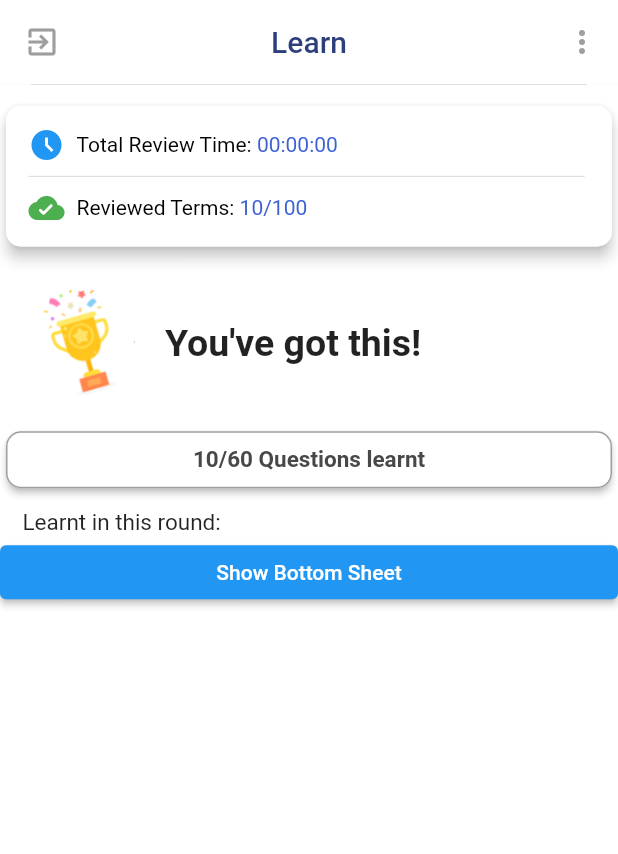
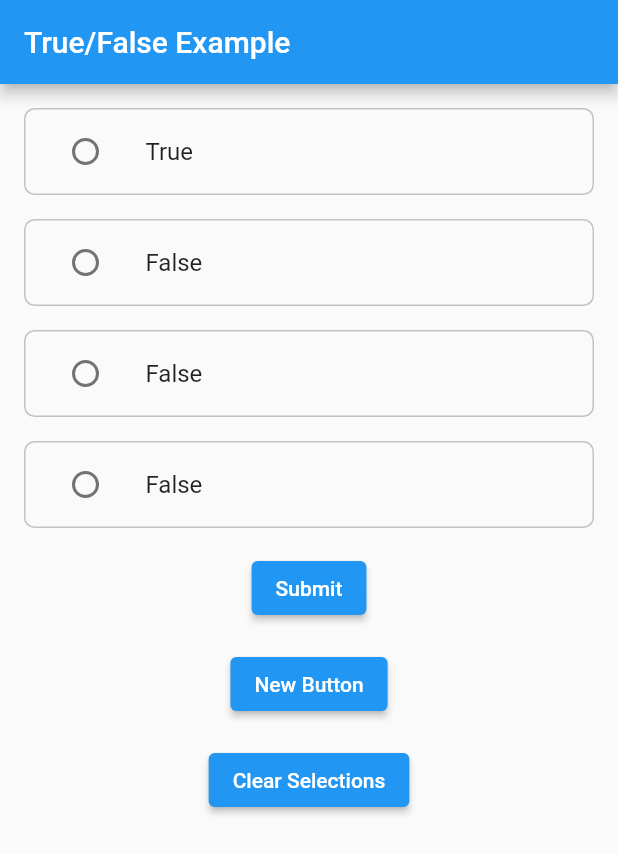
Before and after one commit to ahmadamarneh2024/LearnScreen, a Flutter app: the screen it shows after launch, on a phone screen of 412 x 824 dp. Shown: the top 854 px of the screen. Run offline on Flutter 3.47's test engine with Material 2 defaults, Android fonts, the phone set to English and light mode, and no system bars.

Commit message:
layout issues

```diff
--- a/lib/main.dart
+++ b/lib/main.dart
@@ -1,226 +1,192 @@
 import 'package:flutter/material.dart';
-import 'BottomSheet.dart';
-
+import 'package:collection/collection.dart';
 
 void main() {
-  runApp(const Learn());
+  runApp(MyApp());
 }
 
-class Learn extends StatelessWidget {
-  const Learn({Key? key}) : super(key: key);
-
+class MyApp extends StatelessWidget {
   @override
   Widget build(BuildContext context) {
     return MaterialApp(
       home: Scaffold(
         appBar: AppBar(
-          title: const Text(
-            "Learn",
-            style: TextStyle(color: Color.fromRGBO(44, 63, 124, 1)),
+          title: Text('True/False Example'),
+        ),
+        body: Padding(
+          padding: EdgeInsets.all(16.0),
+          child: Center(
+            child: MultipleChoiceOptions(
+              options: [
+                Option('True', true, 1),
+                Option('False', false, 2),
+                Option('False', false, 3),
+                Option('False', false, 4),
+              ],
+            ),
           ),
-          centerTitle: true,
-          backgroundColor: Colors.white,
-          elevation: 0.0,
-          leading: IconButton(
-            icon: Icon(Icons.exit_to_app_outlined, color: Colors.grey),
-            onPressed: () {
-
-            },
-          ),
-          actions: [
-            IconButton(
-              icon: Icon(Icons.more_vert, color: Colors.grey),
-              onPressed: () {
-                // Add the code to show the menu here
-                print('Three dots menu pressed');
-              },
-            ),
-          ],
-        ),
-        body: Column(
-          children: [
-            Container(
-              width: MediaQuery.of(context).size.width * 0.9,
-              child: const Divider(
-                color: Color.fromRGBO(169, 169, 169, 0.6),
-                height: 0.5,
-                thickness: 1.0,
-              ),
-            ),
-            Expanded(
-              child: LearnScreen(),
-            ),
-          ],
         ),
       ),
     );
   }
 }
 
-class LearnScreen extends StatelessWidget {
-  const LearnScreen({Key? key}) : super(key: key);
+class MultipleChoiceOptions extends StatefulWidget {
+  final List<Option> options;
+
+  const MultipleChoiceOptions({
+    Key? key,
+    required this.options,
+  }) : super(key: key);
+
+  @override
+  _MultipleChoiceOptionsState createState() => _MultipleChoiceOptionsState();
+}
+
+class _MultipleChoiceOptionsState extends State<MultipleChoiceOptions> {
+  Option? selectedOption;
+  bool showCorrectAnswer = false;
 
   @override
   Widget build(BuildContext context) {
-    return Scaffold(
-      backgroundColor: Colors.white,
-      body: SingleChildScrollView(
-        child: Column(
-          crossAxisAlignment: CrossAxisAlignment.stretch,
+    return Column(
+      children: [
+        ...widget.options.map((option) => _buildOption(option)).toList(),
+        ElevatedButton(
+          onPressed: _submitAnswer,
+          child: Text('Submit'),
+        ),
+        SizedBox(height: 16.0),
+        ElevatedButton(
+          onPressed: _newButtonAction,
+          child: Text('New Button'),
+        ),
+        SizedBox(height: 16.0),
+        ElevatedButton(
+          onPressed: _clearSelections,
+          child: Text('Clear Selections'),
+        ),
+      ],
+    );
+  }
+
+  Widget _buildOption(Option option) {
+    bool isCorrect = option.isCorrect && showCorrectAnswer;
+    bool isSelected = selectedOption == option;
+    bool isFalseSelected = isSelected && !option.isCorrect && showCorrectAnswer;
+
+    return Container(
+      margin: EdgeInsets.only(bottom: 16.0),
+      decoration: BoxDecoration(
+        border: Border.all(
+          color: isCorrect
+              ? Color(0xff4caf50)
+              : isFalseSelected
+              ? Colors.red
+              : isSelected
+              ? Color(0xff234acd)
+              : Color(0xffc1c2c2),
+          width: 1,
+        ),
+        borderRadius: BorderRadius.circular(7.0),
+      ),
+      child: ListTile(
+        tileColor: isCorrect
+            ? Color(0xffecf6ed)
+            : isFalseSelected
+            ? Color(0xfffbdcd6)
+            : isSelected
+            ? Color(0xfffffff)
+            : null,
+        title: Text(
+          option.text,
+          style: TextStyle(
+            color: isCorrect
+                ? Color(0xff4caf50)
+                : isFalseSelected
+                ? Colors.red
+                : isSelected
+                ? Color(0xff234acd)
+                : null,
+          ),
+        ),
+        leading: Stack(
           children: [
-            SizedBox(width: 10, height: 10),
-            RoundedCardWithShadow(),
-            SizedBox(height: 5),
-            Row(
-              mainAxisAlignment: MainAxisAlignment.start,
-              children: [
-                Padding(
-                  padding: const EdgeInsets.all(20.0),
-                  child: SizedBox(
-                    width: 70,
-                    height: 70,
-                    child: Image.asset(
-                      'lib/assest/goldcup.PNG',
-                      fit: BoxFit.cover,
+            Radio<Option>(
+              value: option,
+              groupValue: selectedOption,
+              onChanged: (Option? value) {
+                setState(() {
+                  // Toggle selection if the user taps on the already selected option
+                  selectedOption = (value == selectedOption) ? null : value;
+                });
+              },
+              activeColor: Colors.transparent,
+            ),
+            if (isSelected || isCorrect)
+              Positioned.fill(
+                child: Align(
+                  alignment: Alignment.center,
+                  child: Container(
+                    width: 18.0,
+                    height: 20.0,
+                    decoration: BoxDecoration(
+                      shape: BoxShape.circle,
+                      color: isCorrect
+                          ? Color(0xff4caf50)
+                          : isFalseSelected
+                          ? Colors.red
+                          : isSelected
+                          ? Color(0xff234acd)
+                          : Color(0xff234acd),
+                    ),
+                    child: Center(
+                      child: Icon(
+                        Icons.check,
+                        color: Colors.white,
+                        size: 16.0,
+                      ),
                     ),
                   ),
                 ),
-                Text(
-                  "You've got this!",
-                  style: TextStyle(fontWeight: FontWeight.bold, fontSize: 25),
-                ),
-              ],
-            ),
-            Card(
-              shape: RoundedRectangleBorder(
-                side: BorderSide(color: Colors.grey),
-                borderRadius: BorderRadius.circular(10),
               ),
-              elevation: 2,
-              child: Padding(
-                padding: EdgeInsets.all(10),
-                child: Text(
-                  "10/60 Questions learnt ",
-                  textAlign: TextAlign.center,
-                  style: TextStyle(
-                      color: Color.fromRGBO(72, 72, 72, 1),
-                      fontWeight: FontWeight.bold,
-                      fontSize: 15),
-                ),
-              ),
-            ),
-            SizedBox(height: 10),
-            Row(
-              crossAxisAlignment: CrossAxisAlignment.start,
-              children: [
-                Padding(
-                  padding: const EdgeInsets.fromLTRB(15, 0, 0, 0),
-                  child: Text(
-                    "Learnt in this round: ",
-                    style: TextStyle(fontSize: 15),
-                  ),
-                )
-              ],
-            ),
-            ElevatedButton(
-              onPressed: () {
-                _showBottomSheet(context);
-              },
-              child: Text("Show Bottom Sheet"),
-            ),
           ],
         ),
+        onTap: () {
+          setState(() {
+            // Toggle selection when the user taps on an option
+            selectedOption = (selectedOption == option) ? null : option;
+          });
+        },
       ),
     );
   }
-}
-void _showBottomSheet(BuildContext context) {
-  showModalBottomSheet(
-    context: context,
-  //  isScrollControlled: true,
-    builder: (BuildContext context) {
-      return ShowBottomPage();
-    },
-  );
+
+  void _submitAnswer() {
+    setState(() {
+      // Always show the correct answer after submitting
+      showCorrectAnswer = true;
+    });
+  }
+
+  void _newButtonAction() {
+    // Implement the action for your new button here
+    print('New Button Pressed');
+  }
+
+  void _clearSelections() {
+    setState(() {
+      // Clear selected options and reset colors
+      selectedOption = null;
+      showCorrectAnswer = false;
+    });
+  }
 }
 
+class Option {
+  final String text;
+  final bool isCorrect;
+  final int id;
 
-
-
-class RoundedCardWithShadow extends StatelessWidget {
-  @override
-  Widget build(BuildContext context) {
-    return Card(
-      elevation: 4,
-      shape: RoundedRectangleBorder(
-        borderRadius: BorderRadius.circular(10.0),
-      ),
-      child: IntrinsicHeight(
-        child: Padding(
-          padding: const EdgeInsets.symmetric(horizontal: 15.0, vertical: 14.0),
-          child: Column(
-            mainAxisAlignment: MainAxisAlignment.start,
-            crossAxisAlignment: CrossAxisAlignment.start,
-            children: [
-              Row(
-                mainAxisAlignment: MainAxisAlignment.start,
-                children: [
-                  Icon(
-                    Icons.access_time_filled_sharp,
-                    color: Colors.blue,
-                  ),
-                  SizedBox(width: 8),
-                  Text(
-                    'Total Review Time: ',
-                    style: TextStyle(
-                      color: Colors.black,
-                    ),
-                  ),
-                  Text(
-                    '00:00:00',
-                    style: TextStyle(
-                      color: Color(0xFF3E62D4),
-                    ),
-                  ),
-                ],
-              ),
-              Container(
-                margin: EdgeInsets.symmetric(vertical: 8 ,),
-                width: MediaQuery.of(context).size.width * 0.9,
-                child: const Divider(
-                  color: Color.fromRGBO(
-                    169,
-                    169,
-                    169,
-                    0.6,
-                  ),
-                  height: 2,
-                  thickness: 0.5,
-                ),
-              ),
-              Row(
-                mainAxisAlignment: MainAxisAlignment.start,
-                children: [
-                  Icon(Icons.cloud_done_rounded, color: Colors.green),
-                  SizedBox(width: 8),
-                  Text(
-                    'Reviewed Terms: ',
-                    style: TextStyle(
-                      color: Colors.black,
-                    ),
-                  ),
-                  Text(
-                    '10/100',
-                    style: TextStyle(
-                      color: Color(0xFF3E62D4),
-                    ),
-                  ),
-                ],
-              ),
-            ],
-          ),
-        ),
-      ),
-    );
-  }
+  Option(this.text, this.isCorrect, this.id);
 }
```
